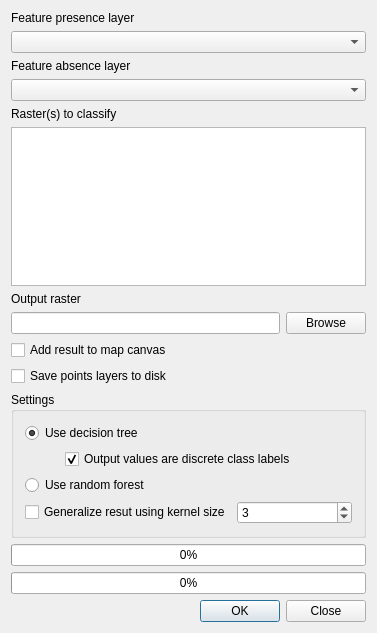
Before: the Qt Designer form classifierdialogbase.ui in nextgis/dtclassifier, drawn with Qt 5.
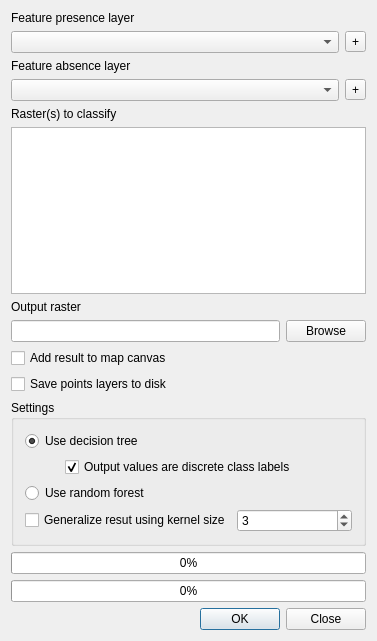
After: the same form once the commit is applied.

Commit message: added dialog for multiple layers selection

Diff of the .ui file:
```diff
--- a/classifierdialogbase.ui
+++ b/classifierdialogbase.ui
@@ -7,7 +7,7 @@
     <x>0</x>
     <y>0</y>
     <width>377</width>
-    <height>633</height>
+    <height>641</height>
    </rect>
   </property>
   <property name="windowTitle">
@@ -22,7 +22,21 @@
     </widget>
    </item>
    <item>
-    <widget class="QComboBox" name="cmbPresenceLayer"/>
+    <layout class="QHBoxLayout" name="horizontalLayout_4">
+     <item>
+      <widget class="QComboBox" name="cmbPresenceLayer"/>
+     </item>
+     <item>
+      <widget class="QToolButton" name="btnMultiPresence">
+       <property name="text">
+        <string>+</string>
+       </property>
+       <property name="checkable">
+        <bool>true</bool>
+       </property>
+      </widget>
+     </item>
+    </layout>
    </item>
    <item>
     <widget class="QLabel" name="label_2">
@@ -32,7 +46,21 @@
     </widget>
    </item>
    <item>
-    <widget class="QComboBox" name="cmbAbsenceLayer"/>
+    <layout class="QHBoxLayout" name="horizontalLayout_5">
+     <item>
+      <widget class="QComboBox" name="cmbAbsenceLayer"/>
+     </item>
+     <item>
+      <widget class="QToolButton" name="btnMultiAbsence">
+       <property name="text">
+        <string>+</string>
+       </property>
+       <property name="checkable">
+        <bool>true</bool>
+       </property>
+      </widget>
+     </item>
+    </layout>
    </item>
    <item>
     <widget class="QLabel" name="label_3">
```
The commit also changes 6 other files.
